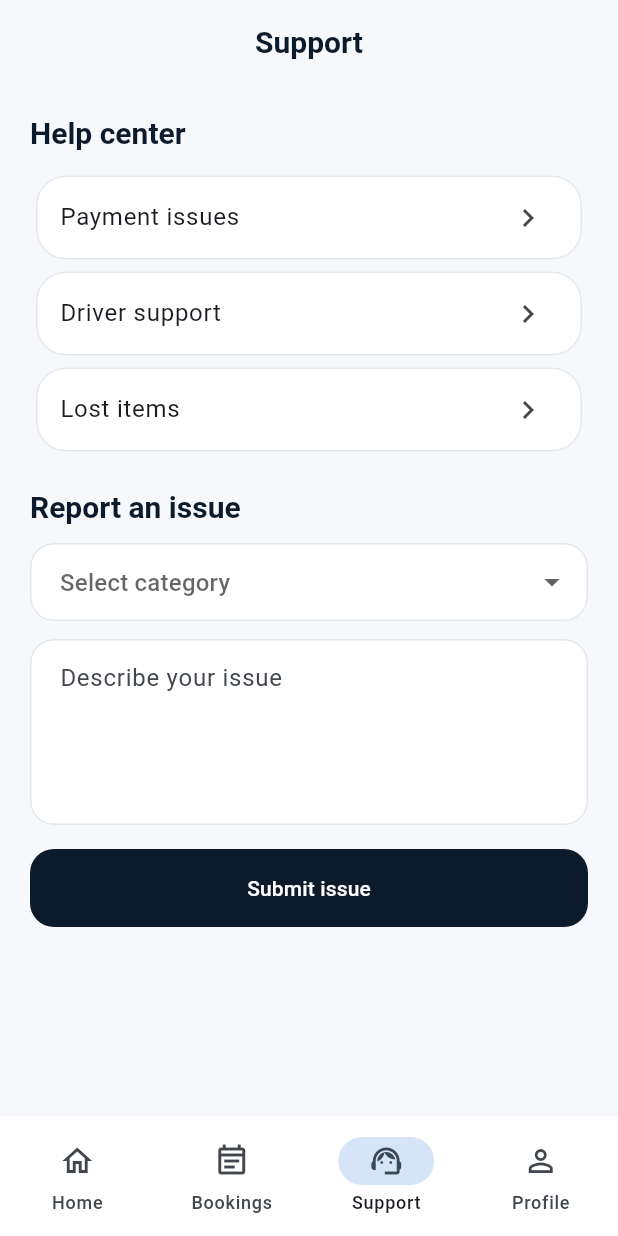
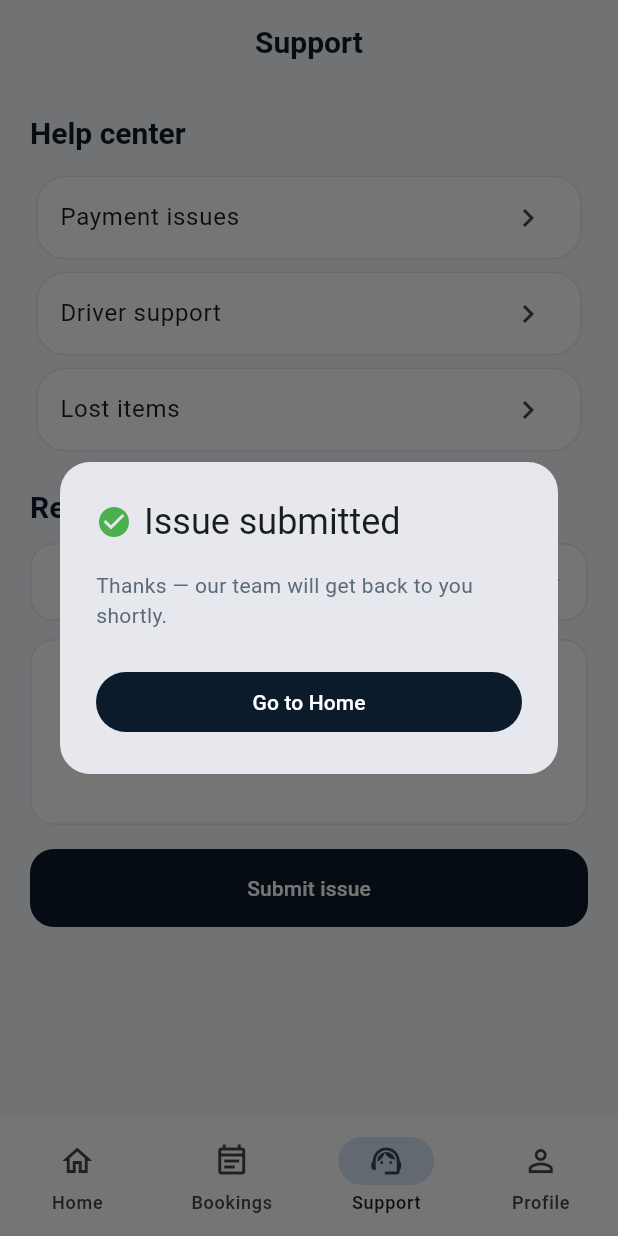
Before and after one commit to 0kakarot0/DropZone, a Flutter app: the SupportScreen screen opened by its route, after a tap on "Submit issue", on a phone screen of 412 x 824 dp. Run offline on Flutter 3.47's test engine with Material 3 defaults, Android fonts, the light colour scheme and no system bars; our stand-ins replace dio, flutter_riverpod, go_router.

Commit message:
feat: reuse result popup for support and profile

```diff
--- a/l10n/app_en.arb
+++ b/l10n/app_en.arb
@@ -47,6 +47,8 @@
   "businessAccountToggle": "Business account",
   "corporateSubtitle": "Enable to add company details",
   "saveProfile": "Save profile",
+  "profileSavedTitle": "Profile saved",
+  "profileSavedMessage": "Your profile has been updated.",
   "upcoming": "Upcoming",
   "past": "Past",
   "bookingDetails": "Booking details",
@@ -61,6 +63,12 @@
   "policyBody": "Free cancellation up to 2 hours before pickup. Fees may apply afterwards.",
   "reschedule": "Reschedule",
   "cancelBooking": "Cancel booking",
+  "cancelConfirmTitle": "Cancel booking?",
+  "cancelConfirmMessage": "Are you sure you want to cancel this booking?",
+  "keepBooking": "Keep booking",
+  "confirmCancel": "Cancel booking",
+  "editBookingTitle": "Edit booking",
+  "saveChanges": "Save changes",
   "bookingCreated": "Booking request submitted",
   "surchargeNote": "Airport fees and night surcharges may apply",
   "errorLabel": "Error",
@@ -111,6 +119,8 @@
   "issueCategoryOther": "Other",
   "selectCategory": "Select category",
   "submitIssue": "Submit issue",
+  "issueSubmittedTitle": "Issue submitted",
+  "issueSubmittedMessage": "Thanks — our team will get back to you shortly.",
   "issueDescriptionHint": "Describe your issue",
   "airportEnhancementsTitle": "Airport enhancements",
   "flightTrackingTitle": "Flight tracking",
--- a/lib/l10n/app_localizations.dart
+++ b/lib/l10n/app_localizations.dart
@@ -383,6 +383,18 @@ abstract class AppLocalizations {
   /// **'Save profile'**
   String get saveProfile;
 
+  /// No description provided for @profileSavedTitle.
+  ///
+  /// In en, this message translates to:
+  /// **'Profile saved'**
+  String get profileSavedTitle;
+
+  /// No description provided for @profileSavedMessage.
+  ///
+  /// In en, this message translates to:
+  /// **'Your profile has been updated.'**
+  String get profileSavedMessage;
+
   /// No description provided for @upcoming.
   ///
   /// In en, this message translates to:
@@ -466,6 +478,42 @@ abstract class AppLocalizations {
   /// In en, this message translates to:
   /// **'Cancel booking'**
   String get cancelBooking;
+
+  /// No description provided for @cancelConfirmTitle.
+  ///
+  /// In en, this message translates to:
+  /// **'Cancel booking?'**
+  String get cancelConfirmTitle;
+
+  /// No description provided for @cancelConfirmMessage.
+  ///
+  /// In en, this message translates to:
+  /// **'Are you sure you want to cancel this booking?'**
+  String get cancelConfirmMessage;
+
+  /// No description provided for @keepBooking.
+  ///
+  /// In en, this message translates to:
+  /// **'Keep booking'**
+  String get keepBooking;
+
+  /// No description provided for @confirmCancel.
+  ///
+  /// In en, this message translates to:
+  /// **'Cancel booking'**
+  String get confirmCancel;
+
+  /// No description provided for @editBookingTitle.
+  ///
+  /// In en, this message translates to:
+  /// **'Edit booking'**
+  String get editBookingTitle;
+
+  /// No description provided for @saveChanges.
+  ///
+  /// In en, this message translates to:
+  /// **'Save changes'**
+  String get saveChanges;
 
   /// No description provided for @bookingCreated.
   ///
@@ -767,6 +815,18 @@ abstract class AppLocalizations {
   /// **'Submit issue'**
   String get submitIssue;
 
+  /// No description provided for @issueSubmittedTitle.
+  ///
+  /// In en, this message translates to:
+  /// **'Issue submitted'**
+  String get issueSubmittedTitle;
+
+  /// No description provided for @issueSubmittedMessage.
+  ///
+  /// In en, this message translates to:
+  /// **'Thanks — our team will get back to you shortly.'**
+  String get issueSubmittedMessage;
+
   /// No description provided for @issueDescriptionHint.
   ///
   /// In en, this message translates to:
--- a/lib/l10n/app_localizations_ar.dart
+++ b/lib/l10n/app_localizations_ar.dart
@@ -151,6 +151,12 @@ class AppLocalizationsAr extends AppLocalizations {
   String get saveProfile => 'حفظ الملف';
 
   @override
+  String get profileSavedTitle => 'تم حفظ الملف';
+
+  @override
+  String get profileSavedMessage => 'تم تحديث ملفك الشخصي.';
+
+  @override
   String get upcoming => 'القادمة';
 
   @override
@@ -191,6 +197,24 @@ class AppLocalizationsAr extends AppLocalizations {
 
   @override
   String get cancelBooking => 'إلغاء الحجز';
+
+  @override
+  String get cancelConfirmTitle => 'إلغاء الحجز؟';
+
+  @override
+  String get cancelConfirmMessage => 'هل أنت متأكد أنك تريد إلغاء هذا الحجز؟';
+
+  @override
+  String get keepBooking => 'الاحتفاظ بالحجز';
+
+  @override
+  String get confirmCancel => 'إلغاء الحجز';
+
+  @override
+  String get editBookingTitle => 'تعديل الحجز';
+
+  @override
+  String get saveChanges => 'حفظ التغييرات';
 
   @override
   String get bookingCreated => 'تم إرسال طلب الحجز';
@@ -353,6 +377,12 @@ class AppLocalizationsAr extends AppLocalizations {
   String get submitIssue => 'إرسال المشكلة';
 
   @override
+  String get issueSubmittedTitle => 'تم إرسال المشكلة';
+
+  @override
+  String get issueSubmittedMessage => 'شكراً لك — سنعود إليك قريباً.';
+
+  @override
   String get issueDescriptionHint => 'صف مشكلتك';
 
   @override
--- a/lib/l10n/app_localizations_en.dart
+++ b/lib/l10n/app_localizations_en.dart
@@ -151,6 +151,12 @@ class AppLocalizationsEn extends AppLocalizations {
   String get saveProfile => 'Save profile';
 
   @override
+  String get profileSavedTitle => 'Profile saved';
+
+  @override
+  String get profileSavedMessage => 'Your profile has been updated.';
+
+  @override
   String get upcoming => 'Upcoming';
 
   @override
@@ -191,6 +197,24 @@ class AppLocalizationsEn extends AppLocalizations {
 
   @override
   String get cancelBooking => 'Cancel booking';
+
+  @override
+  String get cancelConfirmTitle => 'Cancel booking?';
+
+  @override
+  String get cancelConfirmMessage => 'Are you sure you want to cancel this booking?';
+
+  @override
+  String get keepBooking => 'Keep booking';
+
+  @override
+  String get confirmCancel => 'Cancel booking';
+
+  @override
+  String get editBookingTitle => 'Edit booking';
+
+  @override
+  String get saveChanges => 'Save changes';
 
   @override
   String get bookingCreated => 'Booking request submitted';
@@ -353,6 +377,12 @@ class AppLocalizationsEn extends AppLocalizations {
   String get submitIssue => 'Submit issue';
 
   @override
+  String get issueSubmittedTitle => 'Issue submitted';
+
+  @override
+  String get issueSubmittedMessage => 'Thanks — our team will get back to you shortly.';
+
+  @override
   String get issueDescriptionHint => 'Describe your issue';
 
   @override
--- a/lib/presentation/support/support_screen.dart
+++ b/lib/presentation/support/support_screen.dart
@@ -1,6 +1,7 @@
 import 'package:flutter/material.dart';
 import 'package:dropzone_app/l10n/app_localizations.dart';
 import 'package:dropzone_app/presentation/widgets/primary_button.dart';
+import 'package:dropzone_app/presentation/widgets/result_popup.dart';
 
 class SupportScreen extends StatelessWidget {
   const SupportScreen({super.key});
@@ -41,7 +42,25 @@ class SupportScreen extends StatelessWidget {
             decoration: InputDecoration(hintText: localizations.issueDescriptionHint),
           ),
           const SizedBox(height: 16),
-          PrimaryButton(label: localizations.submitIssue, onPressed: () {}),
+          PrimaryButton(
+            label: localizations.submitIssue,
+            onPressed: () async {
+              await showDialog<void>(
+                context: context,
+                barrierDismissible: false,
+                builder: (context) => ResultPopup(
+                  title: localizations.issueSubmittedTitle,
+                  message: localizations.issueSubmittedMessage,
+                  type: ResultType.success,
+                  buttonLabel: localizations.goHome,
+                  onAction: () {
+                    Navigator.of(context).pop();
+                    Navigator.of(context).popUntil((route) => route.isFirst);
+                  },
+                ),
+              );
+            },
+          ),
         ],
       ),
     );
```
Also changed, not shown: l10n/app_ar.arb (+10 -0 lines), lib/presentation/bookings/booking_detail_screen.dart (+70 -5 lines), lib/presentation/profile/profile_screen.dart (+20 -1 lines).
